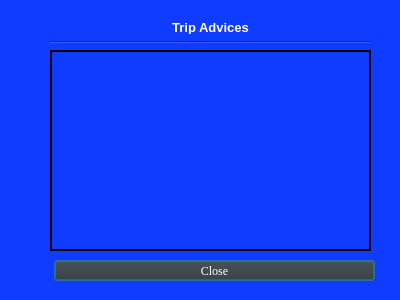
First picture: the form in LookTripAdvice.ui, repository mustafaberat/ARU-Submarine, before the edit.
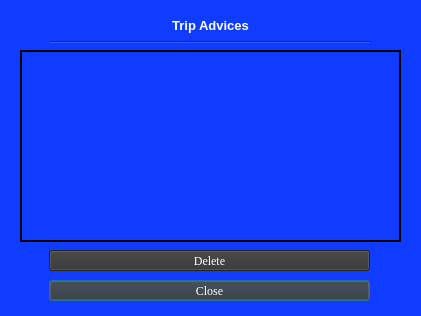
Second picture: the form after the edit.

The edit to the form file:
```diff
--- a/LookTripAdvice.ui
+++ b/LookTripAdvice.ui
@@ -6,8 +6,8 @@
    <rect>
     <x>0</x>
     <y>0</y>
-    <width>400</width>
-    <height>300</height>
+    <width>421</width>
+    <height>316</height>
    </rect>
   </property>
   <property name="windowTitle">
@@ -22,7 +22,7 @@
    <property name="geometry">
     <rect>
      <x>50</x>
-     <y>20</y>
+     <y>18</y>
      <width>321</width>
      <height>16</height>
     </rect>
@@ -34,8 +34,8 @@
   <widget class="QPushButton" name="closeButton">
    <property name="geometry">
     <rect>
-     <x>54</x>
-     <y>260</y>
+     <x>49</x>
+     <y>280</y>
      <width>321</width>
      <height>21</height>
     </rect>
@@ -55,19 +55,6 @@
     <string>Close</string>
    </property>
   </widget>
-  <widget class="QTableView" name="tableView">
-   <property name="geometry">
-    <rect>
-     <x>50</x>
-     <y>50</y>
-     <width>321</width>
-     <height>201</height>
-    </rect>
-   </property>
-   <property name="styleSheet">
-    <string notr="true">border: 2px solid black</string>
-   </property>
-  </widget>
   <widget class="Line" name="GetTicketLine">
    <property name="geometry">
     <rect>
@@ -81,6 +68,43 @@
     <enum>Qt::Horizontal</enum>
    </property>
   </widget>
+  <widget class="QTableWidget" name="tableWidget">
+   <property name="geometry">
+    <rect>
+     <x>20</x>
+     <y>50</y>
+     <width>381</width>
+     <height>192</height>
+    </rect>
+   </property>
+   <property name="styleSheet">
+    <string notr="true">border: 2px solid black</string>
+   </property>
+  </widget>
+  <widget class="QPushButton" name="deleteButton">
+   <property name="geometry">
+    <rect>
+     <x>49</x>
+     <y>250</y>
+     <width>321</width>
+     <height>21</height>
+    </rect>
+   </property>
+   <property name="font">
+    <font>
+     <family>Georgia</family>
+    </font>
+   </property>
+   <property name="cursor">
+    <cursorShape>PointingHandCursor</cursorShape>
+   </property>
+   <property name="styleSheet">
+    <string notr="true">background-color: #333333;</string>
+   </property>
+   <property name="text">
+    <string>Delete</string>
+   </property>
+  </widget>
  </widget>
  <resources/>
  <connections/>
```
